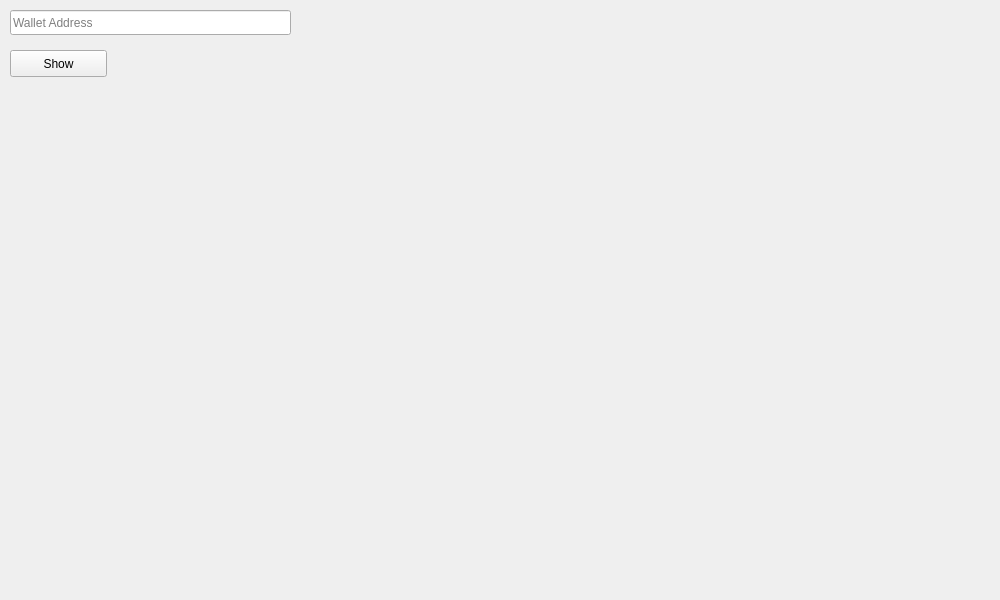
matveich/internship_task2, file mainwindow.ui: the form before one commit.
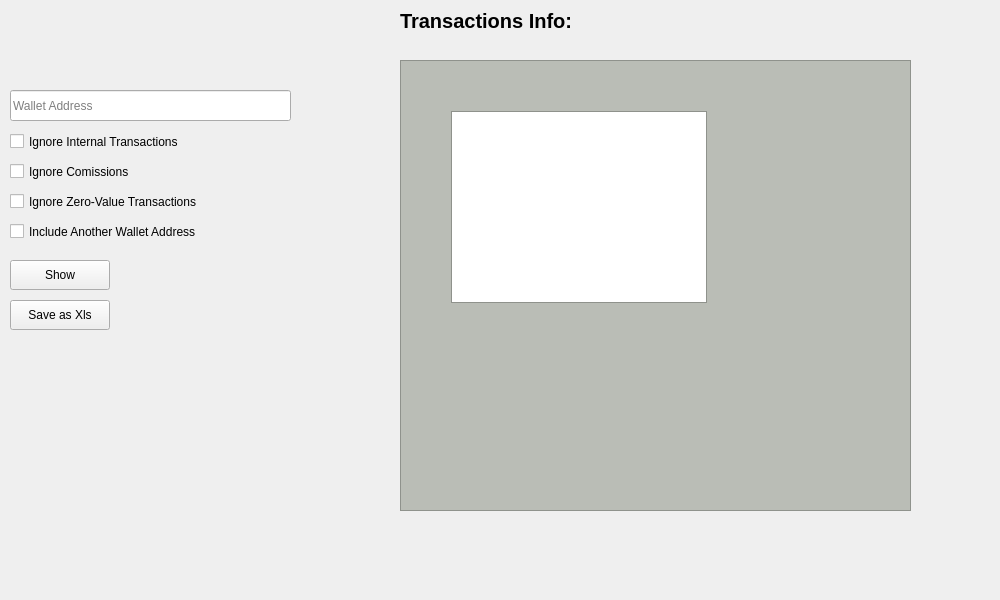
The form after the commit.

Commit message: alpha version is created

```diff
--- a/mainwindow.ui
+++ b/mainwindow.ui
@@ -18,9 +18,9 @@
     <property name="geometry">
      <rect>
       <x>10</x>
-      <y>50</y>
-      <width>97</width>
-      <height>27</height>
+      <y>260</y>
+      <width>100</width>
+      <height>30</height>
      </rect>
     </property>
     <property name="text">
@@ -40,15 +40,1039 @@
     <property name="geometry">
      <rect>
       <x>10</x>
-      <y>10</y>
+      <y>90</y>
       <width>281</width>
-      <height>25</height>
+      <height>31</height>
      </rect>
     </property>
     <property name="placeholderText">
      <string>Wallet Address</string>
     </property>
    </widget>
+   <widget class="QLabel" name="label_txs_count">
+    <property name="geometry">
+     <rect>
+      <x>10</x>
+      <y>10</y>
+      <width>381</width>
+      <height>29</height>
+     </rect>
+    </property>
+    <property name="font">
+     <font>
+      <pointsize>13</pointsize>
+      <weight>75</weight>
+      <bold>true</bold>
+     </font>
+    </property>
+    <property name="text">
+     <string/>
+    </property>
+   </widget>
+   <widget class="QLabel" name="label_total">
+    <property name="geometry">
+     <rect>
+      <x>10</x>
+      <y>50</y>
+      <width>341</width>
+      <height>29</height>
+     </rect>
+    </property>
+    <property name="font">
+     <font>
+      <pointsize>15</pointsize>
+      <weight>75</weight>
+      <bold>true</bold>
+     </font>
+    </property>
+    <property name="text">
+     <string/>
+    </property>
+   </widget>
+   <widget class="QScrollArea" name="scrollArea">
+    <property name="geometry">
+     <rect>
+      <x>400</x>
+      <y>60</y>
+      <width>511</width>
+      <height>451</height>
+     </rect>
+    </property>
+    <property name="palette">
+     <palette>
+      <active>
+       <colorrole role="WindowText">
+        <brush brushstyle="SolidPattern">
+         <color alpha="255">
+          <red>0</red>
+          <green>0</green>
+          <blue>0</blue>
+         </color>
+        </brush>
+       </colorrole>
+       <colorrole role="Button">
+        <brush brushstyle="SolidPattern">
+         <color alpha="255">
+          <red>186</red>
+          <green>189</green>
+          <blue>182</blue>
+         </color>
+        </brush>
+       </colorrole>
+       <colorrole role="Light">
+        <brush brushstyle="SolidPattern">
+         <color alpha="255">
+          <red>255</red>
+          <green>255</green>
+          <blue>255</blue>
+         </color>
+        </brush>
+       </colorrole>
+       <colorrole role="Midlight">
+        <brush brushstyle="SolidPattern">
+         <color alpha="255">
+          <red>220</red>
+          <green>222</green>
+          <blue>218</blue>
+         </color>
+        </brush>
+       </colorrole>
+       <colorrole role="Dark">
+        <brush brushstyle="SolidPattern">
+         <color alpha="255">
+          <red>93</red>
+          <green>94</green>
+          <blue>91</blue>
+         </color>
+        </brush>
+       </colorrole>
+       <colorrole role="Mid">
+        <brush brushstyle="SolidPattern">
+         <color alpha="255">
+          <red>124</red>
+          <green>126</green>
+          <blue>121</blue>
+         </color>
+        </brush>
+       </colorrole>
+       <colorrole role="Text">
+        <brush brushstyle="SolidPattern">
+         <color alpha="255">
+          <red>0</red>
+          <green>0</green>
+          <blue>0</blue>
+         </color>
+        </brush>
+       </colorrole>
+       <colorrole role="BrightText">
+        <brush brushstyle="SolidPattern">
+         <color alpha="255">
+          <red>255</red>
+          <green>255</green>
+          <blue>255</blue>
+         </color>
+        </brush>
+       </colorrole>
+       <colorrole role="ButtonText">
+        <brush brushstyle="SolidPattern">
+         <color alpha="255">
+          <red>0</red>
+          <green>0</green>
+          <blue>0</blue>
+         </color>
+        </brush>
+       </colorrole>
+       <colorrole role="Base">
+        <brush brushstyle="SolidPattern">
+         <color alpha="255">
+          <red>255</red>
+          <green>255</green>
+          <blue>255</blue>
+         </color>
+        </brush>
+       </colorrole>
+       <colorrole role="Window">
+        <brush brushstyle="SolidPattern">
+         <color alpha="255">
+          <red>186</red>
+          <green>189</green>
+          <blue>182</blue>
+         </color>
+        </brush>
+       </colorrole>
+       <colorrole role="Shadow">
+        <brush brushstyle="SolidPattern">
+         <color alpha="255">
+          <red>0</red>
+          <green>0</green>
+          <blue>0</blue>
+         </color>
+        </brush>
+       </colorrole>
+       <colorrole role="AlternateBase">
+        <brush brushstyle="SolidPattern">
+         <color alpha="255">
+          <red>220</red>
+          <green>222</green>
+          <blue>218</blue>
+         </color>
+        </brush>
+       </colorrole>
+       <colorrole role="ToolTipBase">
+        <brush brushstyle="SolidPattern">
+         <color alpha="255">
+          <red>255</red>
+          <green>255</green>
+          <blue>220</blue>
+         </color>
+        </brush>
+       </colorrole>
+       <colorrole role="ToolTipText">
+        <brush brushstyle="SolidPattern">
+         <color alpha="255">
+          <red>0</red>
+          <green>0</green>
+          <blue>0</blue>
+         </color>
+        </brush>
+       </colorrole>
+      </active>
+      <inactive>
+       <colorrole role="WindowText">
+        <brush brushstyle="SolidPattern">
+         <color alpha="255">
+          <red>0</red>
+          <green>0</green>
+          <blue>0</blue>
+         </color>
+        </brush>
+       </colorrole>
+       <colorrole role="Button">
+        <brush brushstyle="SolidPattern">
+         <color alpha="255">
+          <red>186</red>
+          <green>189</green>
+          <blue>182</blue>
+         </color>
+        </brush>
+       </colorrole>
+       <colorrole role="Light">
+        <brush brushstyle="SolidPattern">
+         <color alpha="255">
+          <red>255</red>
+          <green>255</green>
+          <blue>255</blue>
+         </color>
+        </brush>
+       </colorrole>
+       <colorrole role="Midlight">
+        <brush brushstyle="SolidPattern">
+         <color alpha="255">
+          <red>220</red>
+          <green>222</green>
+          <blue>218</blue>
+         </color>
+        </brush>
+       </colorrole>
+       <colorrole role="Dark">
+        <brush brushstyle="SolidPattern">
+         <color alpha="255">
+          <red>93</red>
+          <green>94</green>
+          <blue>91</blue>
+         </color>
+        </brush>
+       </colorrole>
+       <colorrole role="Mid">
+        <brush brushstyle="SolidPattern">
+         <color alpha="255">
+          <red>124</red>
+          <green>126</green>
+          <blue>121</blue>
+         </color>
+        </brush>
+       </colorrole>
+       <colorrole role="Text">
+        <brush brushstyle="SolidPattern">
+         <color alpha="255">
+          <red>0</red>
+          <green>0</green>
+          <blue>0</blue>
+         </color>
+        </brush>
+       </colorrole>
+       <colorrole role="BrightText">
+        <brush brushstyle="SolidPattern">
+         <color alpha="255">
+          <red>255</red>
+          <green>255</green>
+          <blue>255</blue>
+         </color>
+        </brush>
+       </colorrole>
+       <colorrole role="ButtonText">
+        <brush brushstyle="SolidPattern">
+         <color alpha="255">
+          <red>0</red>
+          <green>0</green>
+          <blue>0</blue>
+         </color>
+        </brush>
+       </colorrole>
+       <colorrole role="Base">
+        <brush brushstyle="SolidPattern">
+         <color alpha="255">
+          <red>255</red>
+          <green>255</green>
+          <blue>255</blue>
+         </color>
+        </brush>
+       </colorrole>
+       <colorrole role="Window">
+        <brush brushstyle="SolidPattern">
+         <color alpha="255">
+          <red>186</red>
+          <green>189</green>
+          <blue>182</blue>
+         </color>
+        </brush>
+       </colorrole>
+       <colorrole role="Shadow">
+        <brush brushstyle="SolidPattern">
+         <color alpha="255">
+          <red>0</red>
+          <green>0</green>
+          <blue>0</blue>
+         </color>
+        </brush>
+       </colorrole>
+       <colorrole role="AlternateBase">
+        <brush brushstyle="SolidPattern">
+         <color alpha="255">
+          <red>220</red>
+          <green>222</green>
+          <blue>218</blue>
+         </color>
+        </brush>
+       </colorrole>
+       <colorrole role="ToolTipBase">
+        <brush brushstyle="SolidPattern">
+         <color alpha="255">
+          <red>255</red>
+          <green>255</green>
+          <blue>220</blue>
+         </color>
+        </brush>
+       </colorrole>
+       <colorrole role="ToolTipText">
+        <brush brushstyle="SolidPattern">
+         <color alpha="255">
+          <red>0</red>
+          <green>0</green>
+          <blue>0</blue>
+         </color>
+        </brush>
+       </colorrole>
+      </inactive>
+      <disabled>
+       <colorrole role="WindowText">
+        <brush brushstyle="SolidPattern">
+         <color alpha="255">
+          <red>93</red>
+          <green>94</green>
+          <blue>91</blue>
+         </color>
+        </brush>
+       </colorrole>
+       <colorrole role="Button">
+        <brush brushstyle="SolidPattern">
+         <color alpha="255">
+          <red>186</red>
+          <green>189</green>
+          <blue>182</blue>
+         </color>
+        </brush>
+       </colorrole>
+       <colorrole role="Light">
+        <brush brushstyle="SolidPattern">
+         <color alpha="255">
+          <red>255</red>
+          <green>255</green>
+          <blue>255</blue>
+         </color>
+        </brush>
+       </colorrole>
+       <colorrole role="Midlight">
+        <brush brushstyle="SolidPattern">
+         <color alpha="255">
+          <red>220</red>
+          <green>222</green>
+          <blue>218</blue>
+         </color>
+        </brush>
+       </colorrole>
+       <colorrole role="Dark">
+        <brush brushstyle="SolidPattern">
+         <color alpha="255">
+          <red>93</red>
+          <green>94</green>
+          <blue>91</blue>
+         </color>
+        </brush>
+       </colorrole>
+       <colorrole role="Mid">
+        <brush brushstyle="SolidPattern">
+         <color alpha="255">
+          <red>124</red>
+          <green>126</green>
+          <blue>121</blue>
+         </color>
+        </brush>
+       </colorrole>
+       <colorrole role="Text">
+        <brush brushstyle="SolidPattern">
+         <color alpha="255">
+          <red>93</red>
+          <green>94</green>
+          <blue>91</blue>
+         </color>
+        </brush>
+       </colorrole>
+       <colorrole role="BrightText">
+        <brush brushstyle="SolidPattern">
+         <color alpha="255">
+          <red>255</red>
+          <green>255</green>
+          <blue>255</blue>
+         </color>
+        </brush>
+       </colorrole>
+       <colorrole role="ButtonText">
+        <brush brushstyle="SolidPattern">
+         <color alpha="255">
+          <red>93</red>
+          <green>94</green>
+          <blue>91</blue>
+         </color>
+        </brush>
+       </colorrole>
+       <colorrole role="Base">
+        <brush brushstyle="SolidPattern">
+         <color alpha="255">
+          <red>186</red>
+          <green>189</green>
+          <blue>182</blue>
+         </color>
+        </brush>
+       </colorrole>
+       <colorrole role="Window">
+        <brush brushstyle="SolidPattern">
+         <color alpha="255">
+          <red>186</red>
+          <green>189</green>
+          <blue>182</blue>
+         </color>
+        </brush>
+       </colorrole>
+       <colorrole role="Shadow">
+        <brush brushstyle="SolidPattern">
+         <color alpha="255">
+          <red>0</red>
+          <green>0</green>
+          <blue>0</blue>
+         </color>
+        </brush>
+       </colorrole>
+       <colorrole role="AlternateBase">
+        <brush brushstyle="SolidPattern">
+         <color alpha="255">
+          <red>186</red>
+          <green>189</green>
+          <blue>182</blue>
+         </color>
+        </brush>
+       </colorrole>
+       <colorrole role="ToolTipBase">
+        <brush brushstyle="SolidPattern">
+         <color alpha="255">
+          <red>255</red>
+          <green>255</green>
+          <blue>220</blue>
+         </color>
+        </brush>
+       </colorrole>
+       <colorrole role="ToolTipText">
+        <brush brushstyle="SolidPattern">
+         <color alpha="255">
+          <red>0</red>
+          <green>0</green>
+          <blue>0</blue>
+         </color>
+        </brush>
+       </colorrole>
+      </disabled>
+     </palette>
+    </property>
+    <property name="verticalScrollBarPolicy">
+     <enum>Qt::ScrollBarAsNeeded</enum>
+    </property>
+    <property name="horizontalScrollBarPolicy">
+     <enum>Qt::ScrollBarAlwaysOff</enum>
+    </property>
+    <property name="widgetResizable">
+     <bool>true</bool>
+    </property>
+    <widget class="QWidget" name="scrollAreaWidgetContents">
+     <property name="geometry">
+      <rect>
+       <x>0</x>
+       <y>0</y>
+       <width>479</width>
+       <height>449</height>
+      </rect>
+     </property>
+     <widget class="QListView" name="listView">
+      <property name="geometry">
+       <rect>
+        <x>50</x>
+        <y>50</y>
+        <width>256</width>
+        <height>192</height>
+       </rect>
+      </property>
+     </widget>
+    </widget>
+   </widget>
+   <widget class="QLabel" name="label_2">
+    <property name="geometry">
+     <rect>
+      <x>400</x>
+      <y>10</y>
+      <width>181</width>
+      <height>21</height>
+     </rect>
+    </property>
+    <property name="font">
+     <font>
+      <pointsize>15</pointsize>
+      <weight>75</weight>
+      <bold>true</bold>
+     </font>
+    </property>
+    <property name="text">
+     <string>Transactions Info:</string>
+    </property>
+   </widget>
+   <widget class="QCheckBox" name="checkBox_ign_internal">
+    <property name="geometry">
+     <rect>
+      <x>10</x>
+      <y>130</y>
+      <width>281</width>
+      <height>23</height>
+     </rect>
+    </property>
+    <property name="text">
+     <string>Ignore Internal Transactions</string>
+    </property>
+   </widget>
+   <widget class="QCheckBox" name="checkBox_ign_cms">
+    <property name="geometry">
+     <rect>
+      <x>10</x>
+      <y>160</y>
+      <width>281</width>
+      <height>23</height>
+     </rect>
+    </property>
+    <property name="text">
+     <string>Ignore Comissions</string>
+    </property>
+   </widget>
+   <widget class="QCheckBox" name="checkBox_inc_address">
+    <property name="geometry">
+     <rect>
+      <x>10</x>
+      <y>220</y>
+      <width>281</width>
+      <height>23</height>
+     </rect>
+    </property>
+    <property name="text">
+     <string>Include Another Wallet Address</string>
+    </property>
+   </widget>
+   <widget class="QCheckBox" name="checkBox_ign_zv">
+    <property name="geometry">
+     <rect>
+      <x>10</x>
+      <y>190</y>
+      <width>281</width>
+      <height>23</height>
+     </rect>
+    </property>
+    <property name="text">
+     <string>Ignore Zero-Value Transactions</string>
+    </property>
+   </widget>
+   <widget class="QPushButton" name="button_save_as">
+    <property name="geometry">
+     <rect>
+      <x>10</x>
+      <y>300</y>
+      <width>100</width>
+      <height>30</height>
+     </rect>
+    </property>
+    <property name="text">
+     <string>Save as Xls</string>
+    </property>
+    <property name="autoDefault">
+     <bool>false</bool>
+    </property>
+    <property name="default">
+     <bool>false</bool>
+    </property>
+    <property name="flat">
+     <bool>false</bool>
+    </property>
+   </widget>
+   <widget class="QLabel" name="label_error_msg">
+    <property name="geometry">
+     <rect>
+      <x>20</x>
+      <y>370</y>
+      <width>290</width>
+      <height>30</height>
+     </rect>
+    </property>
+    <property name="palette">
+     <palette>
+      <active>
+       <colorrole role="WindowText">
+        <brush brushstyle="SolidPattern">
+         <color alpha="255">
+          <red>0</red>
+          <green>0</green>
+          <blue>0</blue>
+         </color>
+        </brush>
+       </colorrole>
+       <colorrole role="Button">
+        <brush brushstyle="SolidPattern">
+         <color alpha="255">
+          <red>239</red>
+          <green>41</green>
+          <blue>41</blue>
+         </color>
+        </brush>
+       </colorrole>
+       <colorrole role="Light">
+        <brush brushstyle="SolidPattern">
+         <color alpha="255">
+          <red>255</red>
+          <green>147</green>
+          <blue>147</blue>
+         </color>
+        </brush>
+       </colorrole>
+       <colorrole role="Midlight">
+        <brush brushstyle="SolidPattern">
+         <color alpha="255">
+          <red>247</red>
+          <green>94</green>
+          <blue>94</blue>
+         </color>
+        </brush>
+       </colorrole>
+       <colorrole role="Dark">
+        <brush brushstyle="SolidPattern">
+         <color alpha="255">
+          <red>119</red>
+          <green>20</green>
+          <blue>20</blue>
+         </color>
+        </brush>
+       </colorrole>
+       <colorrole role="Mid">
+        <brush brushstyle="SolidPattern">
+         <color alpha="255">
+          <red>159</red>
+          <green>27</green>
+          <blue>27</blue>
+         </color>
+        </brush>
+       </colorrole>
+       <colorrole role="Text">
+        <brush brushstyle="SolidPattern">
+         <color alpha="255">
+          <red>0</red>
+          <green>0</green>
+          <blue>0</blue>
+         </color>
+        </brush>
+       </colorrole>
+       <colorrole role="BrightText">
+        <brush brushstyle="SolidPattern">
+         <color alpha="255">
+          <red>255</red>
+          <green>255</green>
+          <blue>255</blue>
+         </color>
+        </brush>
+       </colorrole>
+       <colorrole role="ButtonText">
+        <brush brushstyle="SolidPattern">
+         <color alpha="255">
+          <red>0</red>
+          <green>0</green>
+          <blue>0</blue>
+         </color>
+        </brush>
+       </colorrole>
+       <colorrole role="Base">
+        <brush brushstyle="SolidPattern">
+         <color alpha="255">
+          <red>255</red>
+          <green>255</green>
+          <blue>255</blue>
+         </color>
+        </brush>
+       </colorrole>
+       <colorrole role="Window">
+        <brush brushstyle="SolidPattern">
+         <color alpha="255">
+          <red>239</red>
+          <green>41</green>
+          <blue>41</blue>
+         </color>
+        </brush>
+       </colorrole>
+       <colorrole role="Shadow">
+        <brush brushstyle="SolidPattern">
+         <color alpha="255">
+          <red>0</red>
+          <green>0</green>
+          <blue>0</blue>
+         </color>
+        </brush>
+       </colorrole>
+       <colorrole role="AlternateBase">
+        <brush brushstyle="SolidPattern">
+         <color alpha="255">
+          <red>247</red>
+          <green>148</green>
+          <blue>148</blue>
+         </color>
+        </brush>
+       </colorrole>
+       <colorrole role="ToolTipBase">
+        <brush brushstyle="SolidPattern">
+         <color alpha="255">
+          <red>255</red>
+          <green>255</green>
+          <blue>220</blue>
+         </color>
+        </brush>
+       </colorrole>
+       <colorrole role="ToolTipText">
+        <brush brushstyle="SolidPattern">
+         <color alpha="255">
+          <red>0</red>
+          <green>0</green>
+          <blue>0</blue>
+         </color>
+        </brush>
+       </colorrole>
+      </active>
+      <inactive>
+       <colorrole role="WindowText">
+        <brush brushstyle="SolidPattern">
+         <color alpha="255">
+          <red>0</red>
+          <green>0</green>
+          <blue>0</blue>
+         </color>
+        </brush>
+       </colorrole>
+       <colorrole role="Button">
+        <brush brushstyle="SolidPattern">
+         <color alpha="255">
+          <red>239</red>
+          <green>41</green>
+          <blue>41</blue>
+         </color>
+        </brush>
+       </colorrole>
+       <colorrole role="Light">
+        <brush brushstyle="SolidPattern">
+         <color alpha="255">
+          <red>255</red>
+          <green>147</green>
+          <blue>147</blue>
+         </color>
+        </brush>
+       </colorrole>
+       <colorrole role="Midlight">
+        <brush brushstyle="SolidPattern">
+         <color alpha="255">
+          <red>247</red>
+          <green>94</green>
+          <blue>94</blue>
+         </color>
+        </brush>
+       </colorrole>
+       <colorrole role="Dark">
+        <brush brushstyle="SolidPattern">
+         <color alpha="255">
+          <red>119</red>
+          <green>20</green>
+          <blue>20</blue>
+         </color>
+        </brush>
+       </colorrole>
+       <colorrole role="Mid">
+        <brush brushstyle="SolidPattern">
+         <color alpha="255">
+          <red>159</red>
+          <green>27</green>
+          <blue>27</blue>
+         </color>
+        </brush>
+       </colorrole>
+       <colorrole role="Text">
+        <brush brushstyle="SolidPattern">
+         <color alpha="255">
+          <red>0</red>
+          <green>0</green>
+          <blue>0</blue>
+         </color>
+        </brush>
+       </colorrole>
+       <colorrole role="BrightText">
+        <brush brushstyle="SolidPattern">
+         <color alpha="255">
+          <red>255</red>
+          <green>255</green>
+          <blue>255</blue>
+         </color>
+        </brush>
+       </colorrole>
+       <colorrole role="ButtonText">
+        <brush brushstyle="SolidPattern">
+         <color alpha="255">
+          <red>0</red>
+          <green>0</green>
+          <blue>0</blue>
+         </color>
+        </brush>
+       </colorrole>
+       <colorrole role="Base">
+        <brush brushstyle="SolidPattern">
+         <color alpha="255">
+          <red>255</red>
+          <green>255</green>
+          <blue>255</blue>
+         </color>
+        </brush>
+       </colorrole>
+       <colorrole role="Window">
+        <brush brushstyle="SolidPattern">
+         <color alpha="255">
+          <red>239</red>
+          <green>41</green>
+          <blue>41</blue>
+         </color>
+        </brush>
+       </colorrole>
+       <colorrole role="Shadow">
+        <brush brushstyle="SolidPattern">
+         <color alpha="255">
+          <red>0</red>
+          <green>0</green>
+          <blue>0</blue>
+         </color>
+        </brush>
+       </colorrole>
+       <colorrole role="AlternateBase">
+        <brush brushstyle="SolidPattern">
+         <color alpha="255">
+          <red>247</red>
+          <green>148</green>
+          <blue>148</blue>
+         </color>
+        </brush>
+       </colorrole>
+       <colorrole role="ToolTipBase">
+        <brush brushstyle="SolidPattern">
+         <color alpha="255">
+          <red>255</red>
+          <green>255</green>
+          <blue>220</blue>
+         </color>
+        </brush>
+       </colorrole>
+       <colorrole role="ToolTipText">
+        <brush brushstyle="SolidPattern">
+         <color alpha="255">
+          <red>0</red>
+          <green>0</green>
+          <blue>0</blue>
+         </color>
+        </brush>
+       </colorrole>
+      </inactive>
+      <disabled>
+       <colorrole role="WindowText">
+        <brush brushstyle="SolidPattern">
+         <color alpha="255">
+          <red>119</red>
+          <green>20</green>
+          <blue>20</blue>
+         </color>
+        </brush>
+       </colorrole>
+       <colorrole role="Button">
+        <brush brushstyle="SolidPattern">
+         <color alpha="255">
+          <red>239</red>
+          <green>41</green>
+          <blue>41</blue>
+         </color>
+        </brush>
+       </colorrole>
+       <colorrole role="Light">
+        <brush brushstyle="SolidPattern">
+         <color alpha="255">
+          <red>255</red>
+          <green>147</green>
+          <blue>147</blue>
+         </color>
+        </brush>
+       </colorrole>
+       <colorrole role="Midlight">
+        <brush brushstyle="SolidPattern">
+         <color alpha="255">
+          <red>247</red>
+          <green>94</green>
+          <blue>94</blue>
+         </color>
+        </brush>
+       </colorrole>
+       <colorrole role="Dark">
+        <brush brushstyle="SolidPattern">
+         <color alpha="255">
+          <red>119</red>
+          <green>20</green>
+          <blue>20</blue>
+         </color>
+        </brush>
+       </colorrole>
+       <colorrole role="Mid">
+        <brush brushstyle="SolidPattern">
+         <color alpha="255">
+          <red>159</red>
+          <green>27</green>
+          <blue>27</blue>
+         </color>
+        </brush>
+       </colorrole>
+       <colorrole role="Text">
+        <brush brushstyle="SolidPattern">
+         <color alpha="255">
+          <red>119</red>
+          <green>20</green>
+          <blue>20</blue>
+         </color>
+        </brush>
+       </colorrole>
+       <colorrole role="BrightText">
+        <brush brushstyle="SolidPattern">
+         <color alpha="255">
+          <red>255</red>
+          <green>255</green>
+          <blue>255</blue>
+         </color>
+        </brush>
+       </colorrole>
+       <colorrole role="ButtonText">
+        <brush brushstyle="SolidPattern">
+         <color alpha="255">
+          <red>119</red>
+          <green>20</green>
+          <blue>20</blue>
+         </color>
+        </brush>
+       </colorrole>
+       <colorrole role="Base">
+        <brush brushstyle="SolidPattern">
+         <color alpha="255">
+          <red>239</red>
+          <green>41</green>
+          <blue>41</blue>
+         </color>
+        </brush>
+       </colorrole>
+       <colorrole role="Window">
+        <brush brushstyle="SolidPattern">
+         <color alpha="255">
+          <red>239</red>
+          <green>41</green>
+          <blue>41</blue>
+         </color>
+        </brush>
+       </colorrole>
+       <colorrole role="Shadow">
+        <brush brushstyle="SolidPattern">
+         <color alpha="255">
+          <red>0</red>
+          <green>0</green>
+          <blue>0</blue>
+         </color>
+        </brush>
+       </colorrole>
+       <colorrole role="AlternateBase">
+        <brush brushstyle="SolidPattern">
+         <color alpha="255">
+          <red>239</red>
+          <green>41</green>
+          <blue>41</blue>
+         </color>
+        </brush>
+       </colorrole>
+       <colorrole role="ToolTipBase">
+        <brush brushstyle="SolidPattern">
+         <color alpha="255">
+          <red>255</red>
+          <green>255</green>
+          <blue>220</blue>
+         </color>
+        </brush>
+       </colorrole>
+       <colorrole role="ToolTipText">
+        <brush brushstyle="SolidPattern">
+         <color alpha="255">
+          <red>0</red>
+          <green>0</green>
+          <blue>0</blue>
+         </color>
+        </brush>
+       </colorrole>
+      </disabled>
+     </palette>
+    </property>
+    <property name="font">
+     <font>
+      <pointsize>13</pointsize>
+      <strikeout>false</strikeout>
+      <stylestrategy>PreferDefault</stylestrategy>
+      <kerning>true</kerning>
+     </font>
+    </property>
+    <property name="text">
+     <string/>
+    </property>
+   </widget>
   </widget>
  </widget>
  <layoutdefault spacing="6" margin="11"/>
```
The commit also changes 5 other files.
